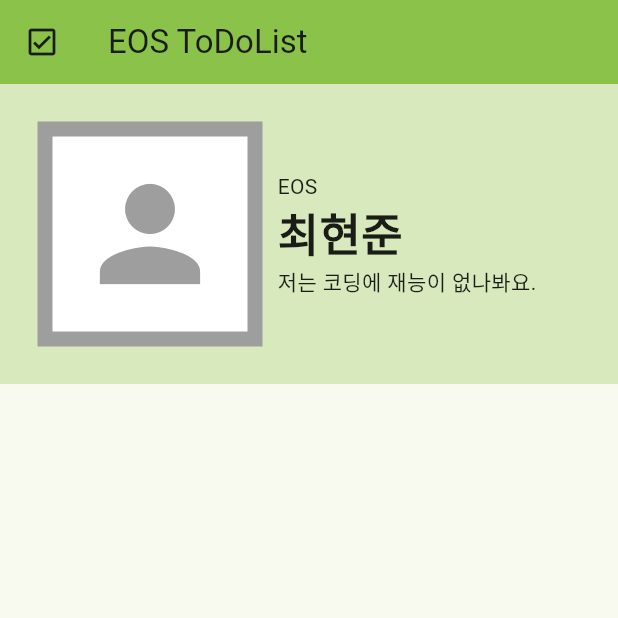
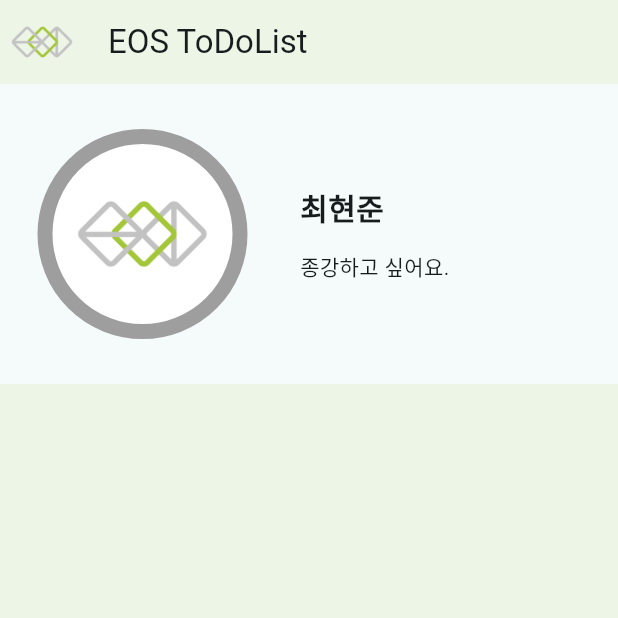
Before and after one commit to ChoiHyeonJun-hanyang/2024_eos_basic_project, a Flutter app: the screen it shows after launch, on a phone screen of 412 x 824 dp, the top half of it. Run offline on Flutter 3.47's test engine with Material 3 defaults, Android fonts, the phone set to English and light mode, and no system bars; Roboto replaces fonts that are missing (Pretendard).

Commit message:
assignment3

```diff
--- a/lib/main.dart
+++ b/lib/main.dart
@@ -12,7 +12,8 @@ class MyApp extends StatelessWidget {
     return MaterialApp(
       title: 'EOS ToDoList',
       theme: ThemeData(
-        colorScheme: ColorScheme.fromSeed(seedColor: Colors.lightGreen),
+        colorScheme: ColorScheme.fromSeed(seedColor: Colors.white),
+        fontFamily: 'Pretendard',
         useMaterial3: true,
       ),
       home: const MyHomePage(),
@@ -27,50 +28,62 @@ class MyHomePage extends StatelessWidget {
   Widget build(BuildContext context) {
     return Scaffold(
       appBar: AppBar(
-          backgroundColor: Colors.lightGreen,
+          backgroundColor: Color(0xFFA4C639).withOpacity(0.1),
           title: Text('EOS ToDoList'),
-          leading: Icon(Icons.check_box_outlined),
+          leading: Image.asset('assets/images/eos_logo.png'),
       ),
-      body: Container(
+      body: Column(
+        children: [
+          Container(
             height: 200,
-        color: Colors.lightGreen.withOpacity(0.30),
             padding: EdgeInsets.all(25),
             child: Row(
               children: [
                 Container(
-              width: 150,
-              height: 150,
+                  width: 140,
+                  height: 140,
                   decoration: BoxDecoration(
                     color: Colors.white,
                     border: Border.all(
                       width: 10,
                       color: Colors.grey,
-                )
+
+                    ),
+                      borderRadius: BorderRadius.circular(70),
                   ),
                   child: Center(
-                child: Icon(
-                  Icons.person,
-                  size: 100,
-                  color: Colors.grey,
-                )),
+                    child: Image.asset('assets/images/eos_logo.png')),
                 ),
                 SizedBox(
-              width: 10,
+                  width: 35,
                 ),
-            Column(
+                Expanded(
+                  child: Column(
                     mainAxisAlignment: MainAxisAlignment.center,
                     crossAxisAlignment: CrossAxisAlignment.start,
                     children: [
-                Text('EOS'),
                       Text(
                         '최현준',
-                  style: (TextStyle(
+                        style: TextStyle(
                           fontWeight: FontWeight.bold,
-                    fontSize: 30,
-                  )),
+                          fontSize: 20,
                         ),
-                Text('저는 코딩에 재능이 없나봐요.')
-              ])
-          ])));
+                      ),
+                      SizedBox(
+                        height: 15,
+                      ),
+                      Text('종강하고 싶어요.'),
+                    ],
+                  ),
+                )
+              ])),
+          Expanded(
+              child: Container(
+                height: 500,
+                color: Color(0xFFA4C639).withOpacity(0.1),
+              ),
+          ),
+        ],
+      ));
   }
 }
```
Also changed, not shown: pubspec.yaml (+6 -8 lines), assets/images/eos_logo.png (added), assignment/week3.png (added), 1 other file. Lines whose indentation alone changed are shown as unchanged.
